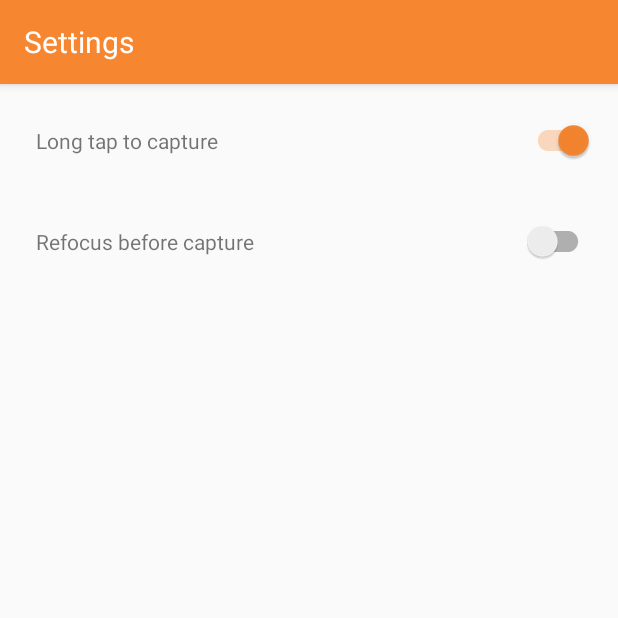
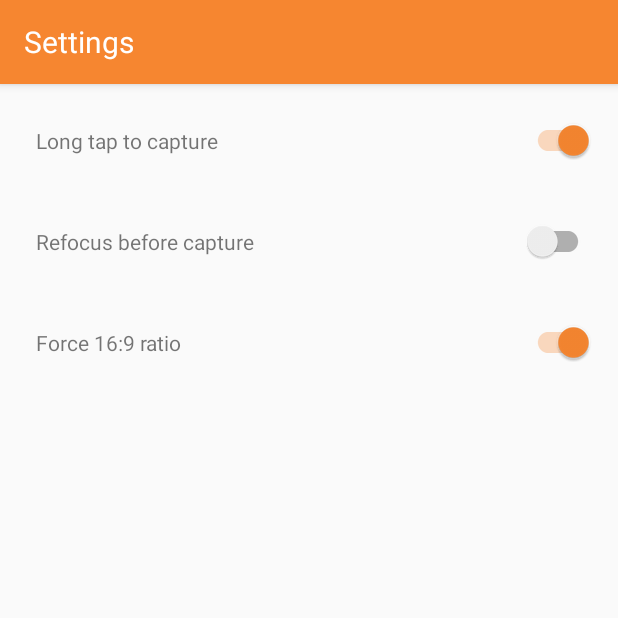
Before and after one commit to SimpleMobileTools/Simple-Camera, an Android app: the SettingsActivity screen opened directly, with no data from a screen before it, on a phone screen of 412 x 824 dp, the top half of it. Run offline under Robolectric (Android 15) with nearby library versions, the phone set to English and light mode, and no system bars; our stand-ins replace ButterKnife.

Commit message:
add a Setting for forcing 16:9 ratio

```diff
--- a/app/src/main/java/com/simplemobiletools/camera/Config.java
+++ b/app/src/main/java/com/simplemobiletools/camera/Config.java
@@ -29,4 +29,12 @@ public class Config {
     public void setFocusBeforeCaptureEnabled(boolean enabled) {
         mPrefs.edit().putBoolean(Constants.FOCUS_BEFORE_CAPTURE, enabled).apply();
     }
+
+    public boolean getForceRatioEnabled() {
+        return mPrefs.getBoolean(Constants.FORCE_RATIO, true);
+    }
+
+    public void setForceRatioEnabled(boolean enabled) {
+        mPrefs.edit().putBoolean(Constants.FORCE_RATIO, enabled).apply();
+    }
 }
--- a/app/src/main/java/com/simplemobiletools/camera/Constants.java
+++ b/app/src/main/java/com/simplemobiletools/camera/Constants.java
@@ -9,4 +9,5 @@ public class Constants {
     public static final String PREFS_KEY = "Camera";
     public static final String LONG_TAP = "long_tap";
     public static final String FOCUS_BEFORE_CAPTURE = "focus_before_capture";
+    public static final String FORCE_RATIO = "force_ratio";
 }
--- a/app/src/main/java/com/simplemobiletools/camera/activities/SettingsActivity.java
+++ b/app/src/main/java/com/simplemobiletools/camera/activities/SettingsActivity.java
@@ -14,6 +14,7 @@ import butterknife.OnClick;
 public class SettingsActivity extends AppCompatActivity {
     @BindView(R.id.settings_long_tap) SwitchCompat mLongTapSwitch;
     @BindView(R.id.settings_focus_before_capture) SwitchCompat mFocusBeforeCaptureSwitch;
+    @BindView(R.id.settings_force_ratio) SwitchCompat mForceRatioSwitch;
 
     private static Config mConfig;
 
@@ -26,6 +27,7 @@ public class SettingsActivity extends AppCompatActivity {
 
         setupLongTap();
         setupFocusBeforeCapture();
+        setupForceRatio();
     }
 
     private void setupLongTap() {
@@ -34,6 +36,10 @@ public class SettingsActivity extends AppCompatActivity {
 
     private void setupFocusBeforeCapture() {
         mFocusBeforeCaptureSwitch.setChecked(mConfig.getFocusBeforeCaptureEnabled());
+    }
+
+    private void setupForceRatio() {
+        mForceRatioSwitch.setChecked(mConfig.getForceRatioEnabled());
     }
 
     @OnClick(R.id.settings_long_tap_holder)
@@ -47,4 +53,10 @@ public class SettingsActivity extends AppCompatActivity {
         mFocusBeforeCaptureSwitch.setChecked(!mFocusBeforeCaptureSwitch.isChecked());
         mConfig.setFocusBeforeCaptureEnabled(mFocusBeforeCaptureSwitch.isChecked());
     }
+
+    @OnClick(R.id.settings_force_ratio_holder)
+    public void handleForceRatio() {
+        mForceRatioSwitch.setChecked(!mForceRatioSwitch.isChecked());
+        mConfig.setForceRatioEnabled(mForceRatioSwitch.isChecked());
+    }
 }
--- a/app/src/main/res/layout/activity_settings.xml
+++ b/app/src/main/res/layout/activity_settings.xml
@@ -57,4 +57,30 @@
             android:clickable="false"/>
 
     </RelativeLayout>
+
+    <RelativeLayout
+        android:id="@+id/settings_force_ratio_holder"
+        android:layout_width="match_parent"
+        android:layout_height="wrap_content"
+        android:layout_marginTop="@dimen/settings_padding"
+        android:background="?android:attr/selectableItemBackground"
+        android:padding="@dimen/activity_margin">
+
+        <TextView
+            android:id="@+id/settings_force_ratio_label"
+            android:layout_width="wrap_content"
+            android:layout_height="wrap_content"
+            android:layout_centerVertical="true"
+            android:paddingLeft="@dimen/settings_padding"
+            android:text="@string/force_ratio"/>
+
+        <android.support.v7.widget.SwitchCompat
+            android:id="@+id/settings_force_ratio"
+            android:layout_width="wrap_content"
+            android:layout_height="wrap_content"
+            android:layout_alignParentRight="true"
+            android:background="@null"
+            android:clickable="false"/>
+
+    </RelativeLayout>
 </LinearLayout>
--- a/app/src/main/res/values/strings.xml
+++ b/app/src/main/res/values/strings.xml
@@ -16,6 +16,7 @@
     <string name="settings">Settings</string>
     <string name="long_tap_capture">Long tap to capture</string>
     <string name="focus_before_capture">Refocus before capture</string>
+    <string name="force_ratio">Force 16:9 ratio</string>
 
     <!-- About -->
     <string name="about">About</string>
```
